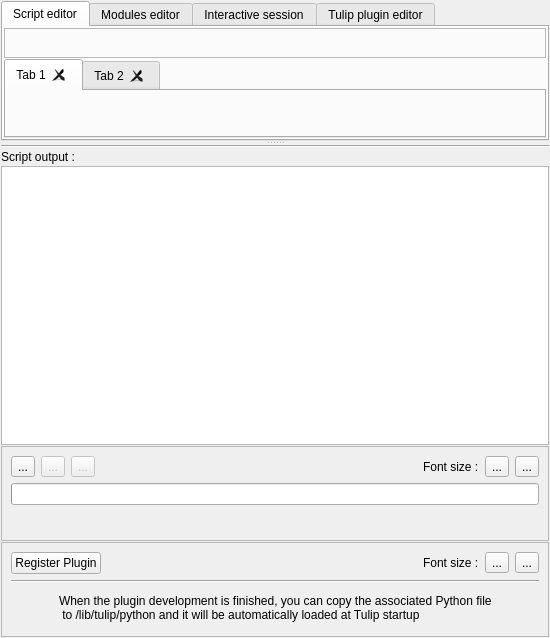
Above: plugins/view/pythonscriptview/PythonScriptViewWidget.ui from jalamao/tulip-1 before the change. Below: the same form after it.
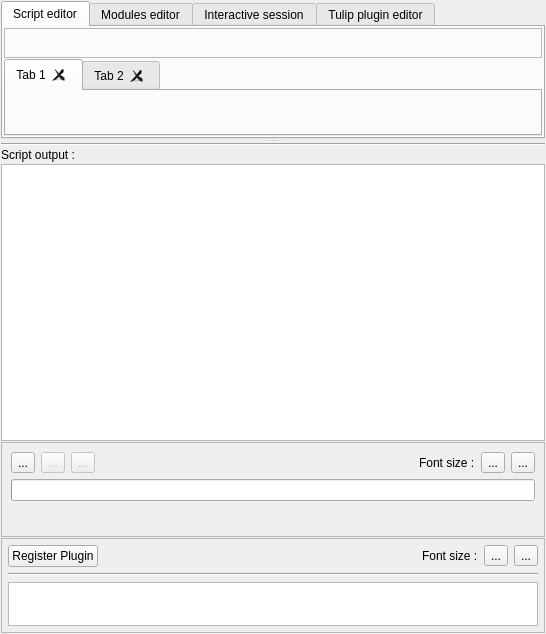
That is the form after the change. Icons and pictures are not drawn. Custom widgets are drawn as their Qt base class.

Commit message: - various bug fixes and improvements for the Python Script View :   * fix the whole word search in the Find/Replace Dialog   * script editors tabs are now movable (had to refactor some code to make these feature work)   * use a QPlainTextEdit to display informations about where to install python plugins instead of a QLabel   * the name of the main script file is now displayed when there is an error in the script (<string> was displayed before)

Diff of the .ui file:
```diff
--- a/plugins/view/pythonscriptview/PythonScriptViewWidget.ui
+++ b/plugins/view/pythonscriptview/PythonScriptViewWidget.ui
@@ -6,8 +6,8 @@
    <rect>
     <x>0</x>
     <y>0</y>
-    <width>550</width>
-    <height>638</height>
+    <width>546</width>
+    <height>634</height>
    </rect>
   </property>
   <property name="sizePolicy">
@@ -82,6 +82,9 @@
           <property name="tabsClosable">
            <bool>true</bool>
           </property>
+          <property name="movable">
+           <bool>true</bool>
+          </property>
           <widget class="QWidget" name="tab_5">
            <attribute name="title">
             <string>Tab 1</string>
@@ -412,6 +415,9 @@
       <enum>QFrame::Raised</enum>
      </property>
      <layout class="QVBoxLayout" name="verticalLayout_6">
+      <property name="margin">
+       <number>6</number>
+      </property>
       <item>
        <layout class="QHBoxLayout" name="horizontalLayout">
         <item>
@@ -475,39 +481,12 @@
       <item>
        <layout class="QHBoxLayout" name="horizontalLayout_3">
         <item>
-         <spacer name="horizontalSpacer_3">
-          <property name="orientation">
-           <enum>Qt::Horizontal</enum>
-          </property>
-          <property name="sizeHint" stdset="0">
-           <size>
-            <width>40</width>
-            <height>20</height>
-           </size>
-          </property>
-         </spacer>
-        </item>
-        <item>
-         <widget class="QLabel" name="pluginInfoLabel">
-          <property name="text">
-           <string>When the plugin development is finished, you can copy the associated Python file
- to &lt;tulip_dir&gt;/lib/tulip/python and it will be automatically loaded at Tulip startup</string>
+         <widget class="QPlainTextEdit" name="pluginsInfosWidget">
+          <property name="readOnly">
+           <bool>true</bool>
           </property>
          </widget>
         </item>
-        <item>
-         <spacer name="horizontalSpacer_4">
-          <property name="orientation">
-           <enum>Qt::Horizontal</enum>
-          </property>
-          <property name="sizeHint" stdset="0">
-           <size>
-            <width>40</width>
-            <height>20</height>
-           </size>
-          </property>
-         </spacer>
-        </item>
        </layout>
       </item>
      </layout>
```
Left out of the diff: 24 changed lines with no effect on the pictures. The commit also changes 12 other files.
